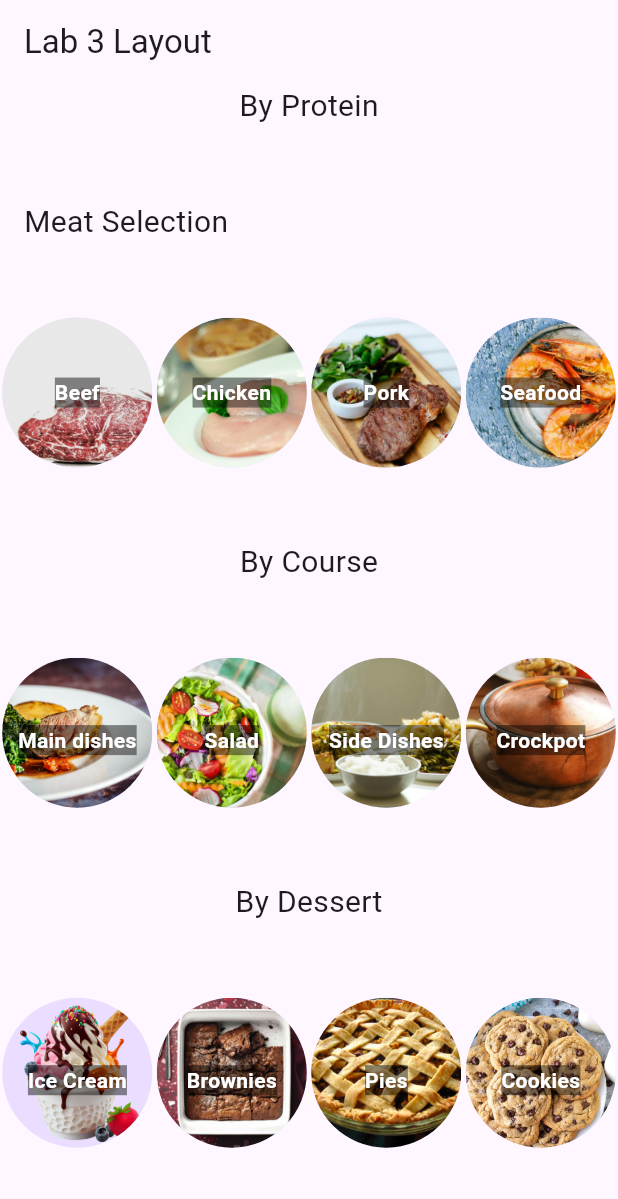
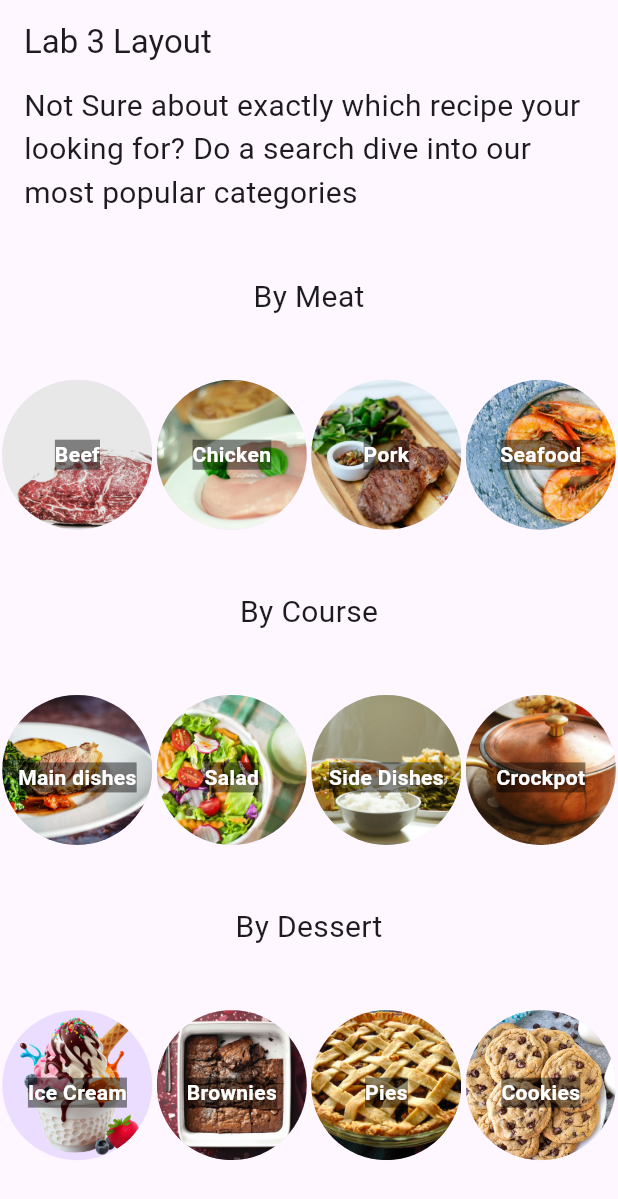
Before and after one commit to KapoorSidhu/CST2335_lab3, a Flutter app: the screen it shows after launch, on a phone screen of 412 x 824 dp. Shown: the top 1199 px of the screen. Run offline on Flutter 3.47's test engine with Material 3 defaults, Android fonts, the light colour scheme and no system bars.

Commit message:
In progress lAB

```diff
--- a/lib/main.dart
+++ b/lib/main.dart
@@ -12,8 +12,8 @@ class Week3LabPage extends StatelessWidget {
       body: Column(
         mainAxisAlignment: MainAxisAlignment.spaceBetween,
         children: [
-          _buildCenteredText('By Protein'),
-          _buildLeftAlignedText('Meat Selection'),
+          _buildLeftAlignedText('Not Sure about exactly which recipe your looking for? Do a search dive into our most popular categories'),
+          _buildCenteredText('By Meat'),
           _buildImageRow([
             {'label': 'Beef', 'file': 'pexels-photo-112781.png'},
             {'label': 'Chicken', 'file': 'food-dinner-lunch-chicken.png'},
```
